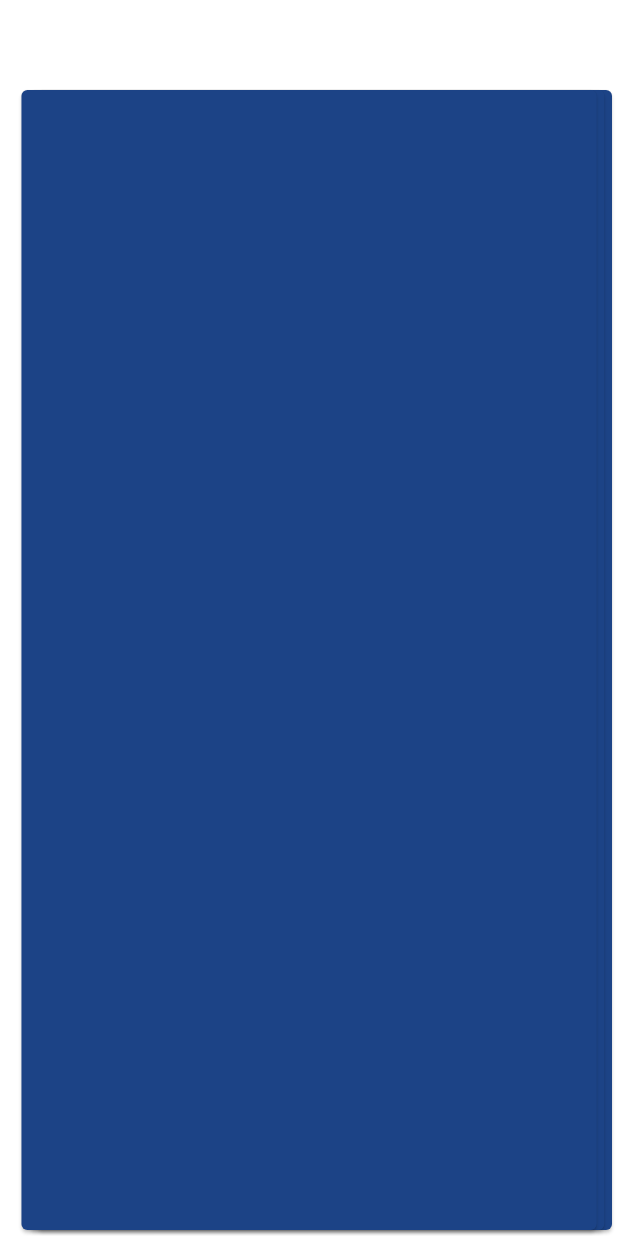
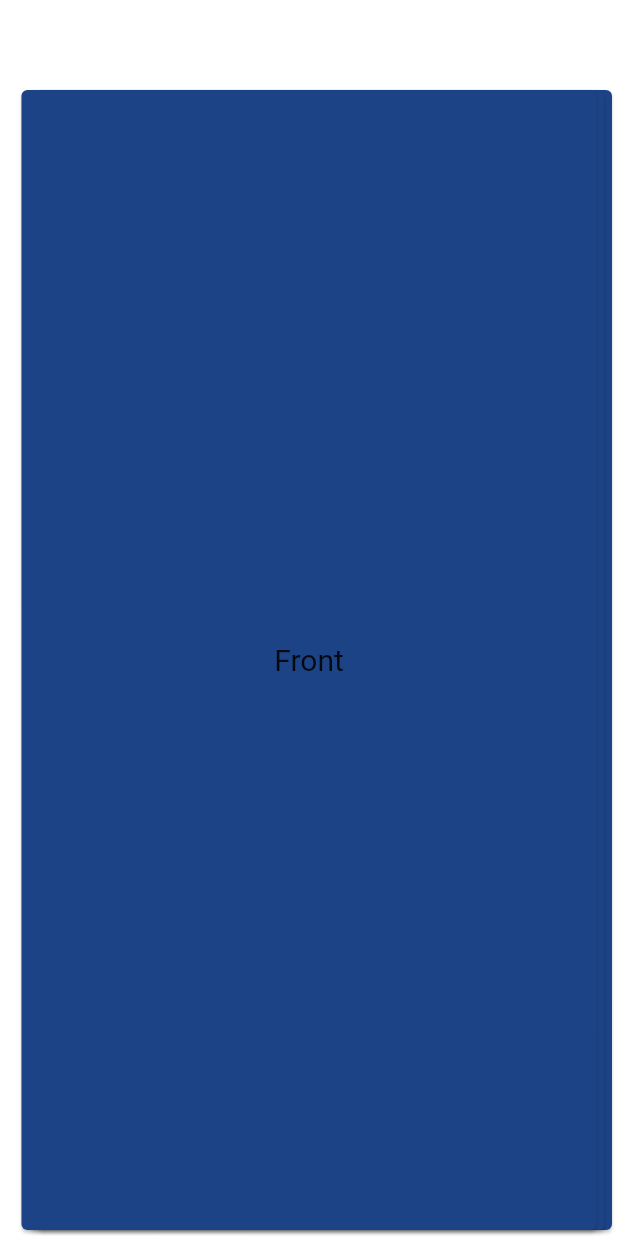
Before and after one commit to kabinja/leieren, a Flutter app: the screen it shows after launch, on a phone screen of 412 x 824 dp. Run offline on Flutter 3.47's test engine with Material 2 defaults, Android fonts, the phone set to English and light mode, and no system bars.

Commit message:
work on flip card, there is still a bug when updating the state of the MemoCard on flip

```diff
--- a/lib/card_stack.dart
+++ b/lib/card_stack.dart
@@ -28,7 +28,7 @@ class _CardStackState extends State<CardStack> with SingleTickerProviderStateMix
   final Alignment defaultFrontCardAlign = Alignment(0.0, 0.0);
   Alignment frontCardAlign;
 
-  AnimationController _controller;
+  AnimationController _swipeController;
   double frontCardRot = 0.0;
 
   @override
@@ -37,14 +37,14 @@ class _CardStackState extends State<CardStack> with SingleTickerProviderStateMix
 
     // Init cards
     for (int i = 0; i < 3; i++) {
-      cards.add(MemoCard(_randomColor()));
+      cards.add(MemoCard(front: "Front", back: "Back", color: _randomColor()));
     }
 
     frontCardAlign = cardsAlign[2];
 
-    _controller = AnimationController(duration: Duration(milliseconds: 300), vsync: this);
-    _controller.addListener(() => setState(() {}));
-    _controller.addStatusListener((AnimationStatus status) {
+    _swipeController = AnimationController(duration: Duration(milliseconds: 300), vsync: this);
+    _swipeController.addListener(() => setState(() {}));
+    _swipeController.addStatusListener((AnimationStatus status) {
       if (status == AnimationStatus.completed) _updateCardStack();
     });
   }
@@ -64,36 +64,45 @@ class _CardStackState extends State<CardStack> with SingleTickerProviderStateMix
   }
 
   Widget _backCard() {
-    return Align(
-      alignment: _controller.status == AnimationStatus.forward
-          ? CardsAnimation.backCardAlignmentAnim(_controller).value
-          : cardsAlign[0],
-      child: SizedBox.fromSize(size: cardSize, child: cards[0],),
+    return IgnorePointer(
+        ignoring: true,
+        child: Align(
+          alignment: _swipeController.status == AnimationStatus.forward
+              ? CardsAnimation.backCardAlignmentAnim(_swipeController).value
+              : cardsAlign[0],
+          child: SizedBox.fromSize(size: cardSize, child: cards[0],),
+        )
     );
   }
 
   Widget _middleCard() {
-    return Align(
-      alignment: _controller.status == AnimationStatus.forward
-          ? CardsAnimation.middleCardAlignmentAnim(_controller).value
-          : cardsAlign[1],
-      child: SizedBox.fromSize(size: cardSize, child: cards[1],),
+    return IgnorePointer(
+        ignoring: true,
+        child: Align(
+          alignment: _swipeController.status == AnimationStatus.forward
+              ? CardsAnimation.middleCardAlignmentAnim(_swipeController).value
+              : cardsAlign[1],
+          child: SizedBox.fromSize(size: cardSize, child: cards[1],),
+        )
     );
   }
 
   Widget _frontCard() {
-    return Align(
-        alignment: _controller.status == AnimationStatus.forward
-            ? CardsAnimation.frontCardDisappearAlignmentAnim(_controller, frontCardAlign).value
+    return IgnorePointer(
+        ignoring: false,
+        child: Align(
+        alignment: _swipeController.status == AnimationStatus.forward
+            ? CardsAnimation.frontCardDisappearAlignmentAnim(_swipeController, frontCardAlign).value
             : frontCardAlign,
         child: Transform.rotate(
           angle: (pi / 180.0) * frontCardRot,
           child: SizedBox.fromSize(size: cardSize, child: cards[2]),
-        ));
+        ))
+    );
   }
 
   Widget _controllerZone() {
-    return _controller.status != AnimationStatus.forward
+    return _swipeController.status != AnimationStatus.forward
         ? SizedBox.expand(
         child: GestureDetector(
           onPanUpdate: (DragUpdateDetails details) {
@@ -120,16 +129,16 @@ class _CardStackState extends State<CardStack> with SingleTickerProviderStateMix
   }
 
   void _animateCards(){
-    _controller.stop();
-    _controller.value = 0.0;
-    _controller.forward();
+    _swipeController.stop();
+    _swipeController.value = 0.0;
+    _swipeController.forward();
   }
 
   void _updateCardStack() {
     setState(() {
       cards[2] = cards[1];
       cards[1] = cards[0];
-      cards[0] = MemoCard(_randomColor());
+      cards[0] = MemoCard(front:"Front", back:"Back", color:_randomColor());
 
       _resetFrontCardPosition();
     });
--- a/lib/memo_card.dart
+++ b/lib/memo_card.dart
@@ -1,20 +1,93 @@
+import 'dart:math';
+
 import 'package:flutter/material.dart';
+import 'package:flutter/foundation.dart';
 
-class MemoCard extends StatelessWidget {
-  Color _color;
+class MemoCard extends StatefulWidget {
+  final String front;
+  final String back;
+  final Color color;
 
-  MemoCard(Color color){
-    _color = color;
+  MemoCard({this.front, this.back, this.color});
+
+  @override
+  _MemoCardState createState() => _MemoCardState();
+}
+
+class _MemoCardState extends State<MemoCard> {
+  bool _displayFront;
+
+  @override
+  void initState() {
+    super.initState();
+    _displayFront = true;
+    debugPrint('data: $_displayFront');
   }
 
   @override
   Widget build(BuildContext context) {
+    return Container(
+      child: _buildFlipAnimation(),
+    );
+  }
+
+  Widget _buildLayout({Key key, String faceName, Color backgroundColor}) {
+    debugPrint('data: $_displayFront');
     return Card(
-      color: _color,
-      child: Column(
-        mainAxisSize: MainAxisSize.min,
+      key: key,
+      color: backgroundColor,
+      child: Center(
+        child: Text(faceName, style: TextStyle(fontSize: 20.0)),
       ),
     );
   }
 
+  Widget _buildFront() {
+    return _buildLayout(
+      key: ValueKey(true),
+      backgroundColor: widget.color,
+      faceName: widget.front,
+    );
+  }
+
+  Widget _buildRear() {
+    return _buildLayout(
+      key: ValueKey(false),
+      backgroundColor: widget.color,
+      faceName: widget.back,
+    );
+  }
+
+  Widget _transitionBuilder(Widget widget, Animation<double> animation) {
+    final rotateAnim = Tween(begin: pi, end: 0.0).animate(animation);
+    return AnimatedBuilder(
+      animation: rotateAnim,
+      child: widget,
+      builder: (context, widget) {
+        final isUnder = (ValueKey(_displayFront) != widget.key);
+        var tilt = ((animation.value - 0.5).abs() - 0.5) * 0.003;
+        tilt *= isUnder ? -1.0 : 1.0;
+        final value = isUnder ? min(rotateAnim.value, pi / 2) : rotateAnim.value;
+        return Transform(
+          transform: Matrix4.rotationY(value)..setEntry(3, 0, tilt),
+          child: widget,
+          alignment: Alignment.center,
+        );
+      },
+    );
+  }
+
+  Widget _buildFlipAnimation() {
+    return GestureDetector(
+      onTap: () => setState(() => _displayFront = !_displayFront),
+      child: AnimatedSwitcher(
+        duration: Duration(milliseconds: 600),
+        transitionBuilder: _transitionBuilder,
+        layoutBuilder: (widget, list) => Stack(children: [widget, ...list]),
+        child: _displayFront ? _buildFront() : _buildRear(),
+        switchInCurve: Curves.easeInBack,
+        switchOutCurve: Curves.easeInBack.flipped,
+      ),
+    );
+  }
 }
```
